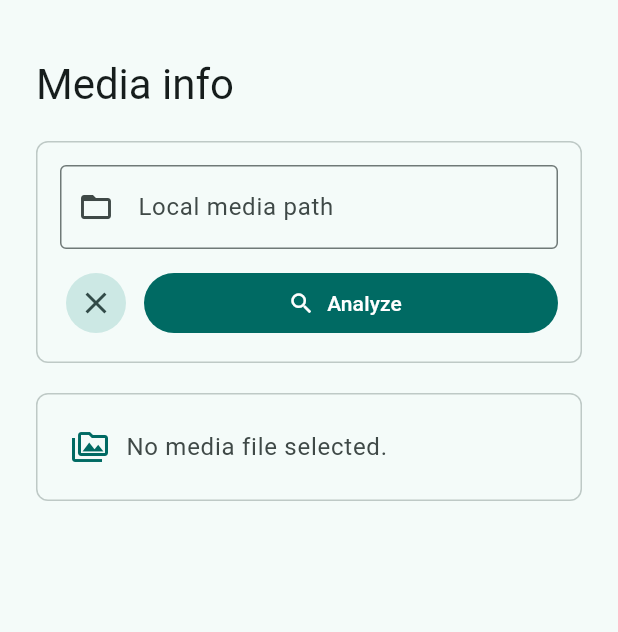
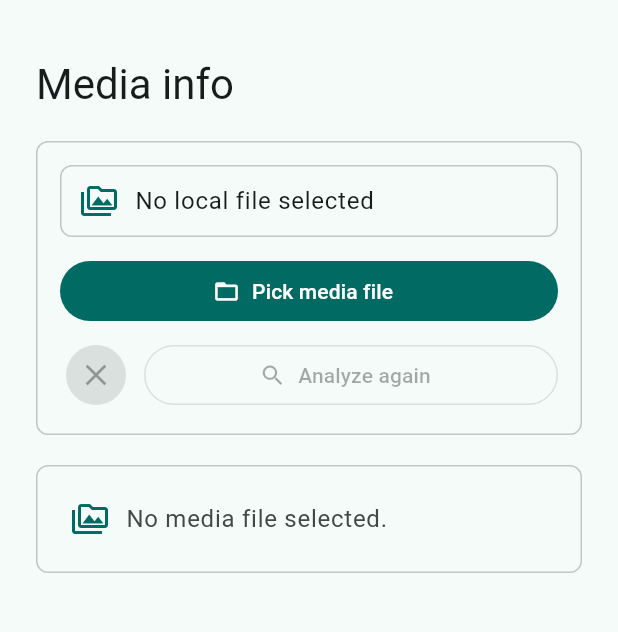
Before and after one commit to inTao/flutter_media_tools, a Flutter app: the screen it shows after launch, on a phone screen of 412 x 824 dp, the part 63-695 px from its top. Run offline on Flutter 3.47's test engine with Material 3 defaults, Android fonts, the phone set to English and light mode, and no system bars; missing offline and left inert: dart:ffi, file_selector.

Commit message:
Add local file picker to media example

```diff
--- /dev/null
+++ b/example/lib/services/media_file_picker.dart
@@ -0,0 +1,51 @@
+import 'package:file_selector/file_selector.dart';
+
+class MediaFileSelection {
+  const MediaFileSelection({required this.name, required this.path});
+
+  final String name;
+  final String path;
+}
+
+class MediaFilePicker {
+  const MediaFilePicker();
+
+  Future<MediaFileSelection?> pickMediaFile() async {
+    final XFile? file = await openFile(
+      acceptedTypeGroups: const <XTypeGroup>[
+        XTypeGroup(
+          label: 'Media files',
+          extensions: <String>[
+            'aac',
+            'avi',
+            'bmp',
+            'flac',
+            'gif',
+            'heic',
+            'jpeg',
+            'jpg',
+            'm4a',
+            'mkv',
+            'mov',
+            'mp3',
+            'mp4',
+            'ogg',
+            'png',
+            'tif',
+            'tiff',
+            'wav',
+            'webm',
+            'webp',
+          ],
+          mimeTypes: <String>['audio/*', 'image/*', 'video/*'],
+        ),
+      ],
+    );
+
+    final String? path = file?.path;
+    if (file == null || path == null || path.isEmpty) {
+      return null;
+    }
+    return MediaFileSelection(name: file.name, path: path);
+  }
+}
--- a/example/lib/widgets/probe_panel.dart
+++ b/example/lib/widgets/probe_panel.dart
@@ -1,49 +1,47 @@
 import 'package:flutter/material.dart';
+
+import '../services/media_file_picker.dart';
 
 class ProbePanel extends StatelessWidget {
   const ProbePanel({
-    required this.controller,
     required this.isLoading,
+    required this.selection,
     required this.onClear,
-    required this.onSubmit,
+    required this.onPick,
+    required this.onAnalyzeAgain,
     super.key,
   });
 
-  final TextEditingController controller;
   final bool isLoading;
+  final MediaFileSelection? selection;
   final VoidCallback onClear;
-  final VoidCallback onSubmit;
+  final VoidCallback onPick;
+  final VoidCallback onAnalyzeAgain;
 
   @override
   Widget build(BuildContext context) {
-    final Widget pathField = TextField(
-      controller: controller,
-      enabled: !isLoading,
-      decoration: const InputDecoration(
-        border: OutlineInputBorder(),
-        labelText: 'Local media path',
-        prefixIcon: Icon(Icons.folder_open),
-      ),
-      onSubmitted: (_) {
-        if (!isLoading) {
-          onSubmit();
-        }
-      },
+    final ThemeData theme = Theme.of(context);
+    final MediaFileSelection? selectedFile = selection;
+    final Widget selectedFileView = _SelectedFileView(selection: selectedFile);
+    final Widget pickButton = FilledButton.icon(
+      icon: const Icon(Icons.folder_open),
+      label: Text(selectedFile == null ? 'Pick media file' : 'Choose another'),
+      onPressed: isLoading ? null : onPick,
     );
     final Widget clearButton = IconButton.filledTonal(
       icon: const Icon(Icons.clear),
       tooltip: 'Clear',
-      onPressed: isLoading ? null : onClear,
+      onPressed: isLoading || selectedFile == null ? null : onClear,
     );
-    final Widget analyzeButton = FilledButton.icon(
+    final Widget analyzeAgainButton = OutlinedButton.icon(
       icon: const Icon(Icons.search),
-      label: const Text('Analyze'),
-      onPressed: isLoading ? null : onSubmit,
+      label: const Text('Analyze again'),
+      onPressed: isLoading || selectedFile == null ? null : onAnalyzeAgain,
     );
 
     return DecoratedBox(
       decoration: BoxDecoration(
-        border: Border.all(color: Theme.of(context).colorScheme.outlineVariant),
+        border: Border.all(color: theme.colorScheme.outlineVariant),
         borderRadius: BorderRadius.circular(8),
       ),
       child: Padding(
@@ -54,13 +52,15 @@ class ProbePanel extends StatelessWidget {
               return Column(
                 crossAxisAlignment: CrossAxisAlignment.stretch,
                 children: <Widget>[
-                  pathField,
+                  selectedFileView,
                   const SizedBox(height: 12),
+                  pickButton,
+                  const SizedBox(height: 8),
                   Row(
                     children: <Widget>[
                       clearButton,
                       const SizedBox(width: 8),
-                      Expanded(child: analyzeButton),
+                      Expanded(child: analyzeAgainButton),
                     ],
                   ),
                 ],
@@ -70,11 +70,13 @@ class ProbePanel extends StatelessWidget {
             return Row(
               crossAxisAlignment: CrossAxisAlignment.start,
               children: <Widget>[
-                Expanded(child: pathField),
+                Expanded(child: selectedFileView),
                 const SizedBox(width: 12),
+                pickButton,
+                const SizedBox(width: 8),
                 clearButton,
                 const SizedBox(width: 8),
-                analyzeButton,
+                analyzeAgainButton,
               ],
             );
           },
@@ -83,3 +85,60 @@ class ProbePanel extends StatelessWidget {
     );
   }
 }
+
+class _SelectedFileView extends StatelessWidget {
+  const _SelectedFileView({required this.selection});
+
+  final MediaFileSelection? selection;
+
+  @override
+  Widget build(BuildContext context) {
+    final ThemeData theme = Theme.of(context);
+    final MediaFileSelection? selectedFile = selection;
+
+    return DecoratedBox(
+      decoration: BoxDecoration(
+        color: theme.colorScheme.surface,
+        border: Border.all(color: theme.colorScheme.outlineVariant),
+        borderRadius: BorderRadius.circular(8),
+      ),
+      child: Padding(
+        padding: const EdgeInsets.symmetric(horizontal: 14, vertical: 12),
+        child: Row(
+          children: <Widget>[
+            Icon(
+              selectedFile == null
+                  ? Icons.perm_media_outlined
+                  : Icons.insert_drive_file_outlined,
+              color: theme.colorScheme.primary,
+            ),
+            const SizedBox(width: 12),
+            Expanded(
+              child: Column(
+                crossAxisAlignment: CrossAxisAlignment.start,
+                mainAxisSize: MainAxisSize.min,
+                children: <Widget>[
+                  Text(
+                    selectedFile?.name ?? 'No local file selected',
+                    style: theme.textTheme.bodyLarge,
+                    overflow: TextOverflow.ellipsis,
+                  ),
+                  if (selectedFile != null) ...<Widget>[
+                    const SizedBox(height: 2),
+                    Text(
+                      selectedFile.path,
+                      style: theme.textTheme.bodySmall?.copyWith(
+                        color: theme.colorScheme.onSurfaceVariant,
+                      ),
+                      overflow: TextOverflow.ellipsis,
+                    ),
+                  ],
+                ],
+              ),
+            ),
+          ],
+        ),
+      ),
+    );
+  }
+}
--- a/example/pubspec.yaml
+++ b/example/pubspec.yaml
@@ -8,6 +8,7 @@ environment:
   sdk: ^3.11.4
 
 dependencies:
+  file_selector: ^1.1.0
   flutter:
     sdk: flutter
 
```
Also changed, not shown: example/lib/pages/media_info_page.dart (+27 -14 lines), example/pubspec.lock, 14 other files.
